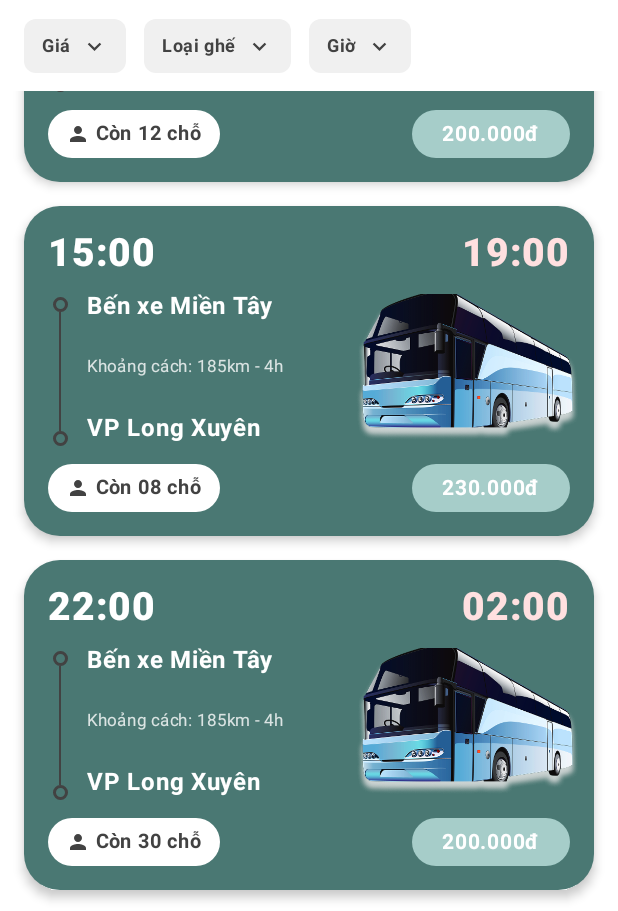
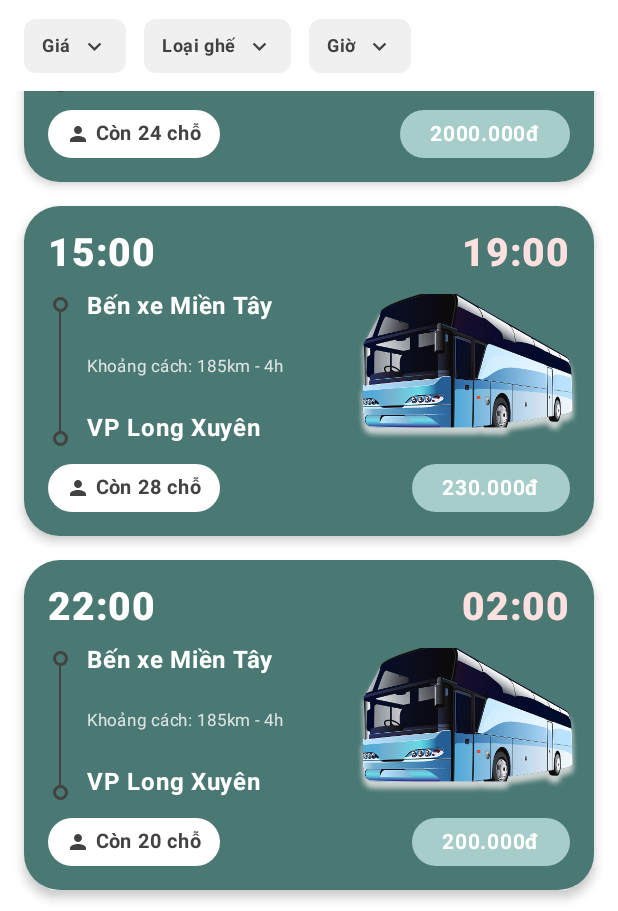
Before and after one commit to AppDatVeXe4F/4FBooking, an Android app built with Jetpack Compose: the composable FindTripScreen called with empty values, scrolled down 883 dp, on a phone screen of 412 x 824 dp. Shown: the part 322-1233 px from the top of the screen. Run offline under Robolectric (Android 15) with nearby library versions, the phone set to English and light mode, and no system bars.

Commit message:
Cập nhật chức năng trang Đặt vé

```diff
--- a/app/src/main/java/com/example/a4f/screens/booking/FindTripScreen.kt
+++ b/app/src/main/java/com/example/a4f/screens/booking/FindTripScreen.kt
@@ -79,7 +79,7 @@ fun FindTripScreen(
     // Lấy chuỗi ngày đầy đủ để hiển thị trên TopBar (Ví dụ: Thứ Hai, 21/11/2025)
     val currentTopBarDate = dateListObj.getOrNull(selectedDateIndex)?.fullDateString ?: "Đang tải..."
 
-    // --- 2. TẠO DỮ LIỆU GIẢ LẬP (6 CHUYẾN/NGÀY, KHÁC NHAU THEO NGÀY) ---
+    // --- 2. TẠO DỮ LIỆU (6 CHUYẾN/NGÀY, KHÁC NHAU THEO NGÀY) ---
     // Khi selectedDateIndex thay đổi, danh sách chuyến xe sẽ được tạo mới
     val allTrips = remember(selectedDateIndex) {
         generateMockTripsForDate(selectedDateIndex, source, destination)
@@ -198,25 +198,101 @@ fun FindTripScreen(
 
 // --- HÀM TẠO DỮ LIỆU GIẢ LẬP (6 Chuyến/Ngày) ---
 fun generateMockTripsForDate(index: Int, source: String?, dest: String?): List<Trip> {
-    // Logic: Dựa vào index (ngày thứ mấy) để thay đổi giờ chạy một chút cho khác nhau
-    // 3 trạm yêu cầu: Bến xe Miền Tây, Bến xe Hà Tiên, VP Long Xuyên
+    val startPoint = source ?: "Bến xe Miền Tây"
+    val endPoint = dest ?: "VP Long Xuyên"
+    val offset = index * 15
 
-    // Xác định trạm đi/đến dựa vào tham số hoặc mặc định
-    val start = source ?: "Bến xe Miền Tây"
-    val destination = null
-    val end = destination ?: "VP Long Xuyên"
-
-    // Tạo biến đổi giờ để mỗi ngày giờ chạy lệch nhau 1 chút (cho cảm giác dữ liệu thật)
-    val offset = index * 15 // Mỗi ngày lệch 15 phút
+    // TỔNG SỐ GHẾ CỦA XE
+    val totalSeats = 28
 
     return listOf(
-        Trip("1", "${6 + (index % 2)}:${15 + (index * 5) % 45}", start, "${10 + (index % 2)}:${15 + (index * 5) % 45}", end, "185km - 4h", "230.000đ", 20 - index, "Limousine"),
-        Trip("2", "${8 + (index % 2)}:00", start, "${12 + (index % 2)}:00", end, "185km - 4h", "230.000đ", 15 + index, "Limousine"),
-        Trip("3", "${10 + (index % 2)}:30", start, "${14 + (index % 2)}:30", end, "185km - 4h", "200.000đ", 5 + index, "Giường nằm"),
-        Trip("4", "13:${15 + offset % 45}", start, "17:${15 + offset % 45}", end, "185km - 4h", "200.000đ", 12, "Giường nằm"),
-        Trip("5", "15:00", start, "19:00", end, "185km - 4h", "230.000đ", 8, "Limousine"),
-        Trip("6", "22:00", start, "02:00", end, "185km - 4h", "200.000đ", 30, "Giường nằm")
+        Trip(
+            id = "1",
+            startTime = "${6 + (index % 2)}:${15 + (index * 5) % 45}",
+            startStation = startPoint,
+            endTime = "${10 + (index % 2)}:${15 + (index * 5) % 45}",
+            endStation = endPoint,
+            distanceTime = "185km - 4h",
+            price = "230.000đ",
+            // TÍNH TOÁN: 28 - Số ghế đã bán của chuyến 1 (4 ghế) = 24 chỗ
+            seatsAvailable = totalSeats - getSoldSeatsCount("1"),
+            seatType = "Limousine"
+        ),
+        Trip(
+            id = "2",
+            startTime = "${8 + (index % 2)}:00",
+            startStation = startPoint,
+            endTime = "${12 + (index % 2)}:00",
+            endStation = endPoint,
+            distanceTime = "185km - 4h",
+            price = "230.000đ",
+            // TÍNH TOÁN: 28 - Số ghế đã bán của chuyến 2 (6 ghế) = 22 chỗ
+            seatsAvailable = totalSeats - getSoldSeatsCount("2"),
+            seatType = "Limousine"
+        ),
+        Trip(
+            id = "3",
+            startTime = "${10 + (index % 2)}:30",
+            startStation = startPoint,
+            endTime = "${14 + (index % 2)}:30",
+            endStation = endPoint,
+            distanceTime = "185km - 4h",
+            price = "200.000đ",
+            // TÍNH TOÁN: 28 - 5 = 23 chỗ
+            seatsAvailable = totalSeats - getSoldSeatsCount("3"),
+            seatType = "Giường nằm"
+        ),
+        Trip(
+            id = "4",
+            startTime = "13:${15 + offset % 45}",
+            startStation = startPoint,
+            endTime = "17:${15 + offset % 45}",
+            endStation = endPoint,
+            distanceTime = "185km - 4h",
+            price = "2000.000đ",
+            // TÍNH TOÁN: 28 - 4 = 24 chỗ
+            seatsAvailable = totalSeats - getSoldSeatsCount("4"),
+            seatType = "Giường nằm"
+        ),
+        Trip(
+            id = "5",
+            startTime = "15:00",
+            startStation = startPoint,
+            endTime = "19:00",
+            endStation = endPoint,
+            distanceTime = "185km - 4h",
+            price = "230.000đ",
+            // TÍNH TOÁN: 28 - 0 = 28 chỗ (Trống hết)
+            seatsAvailable = totalSeats - getSoldSeatsCount("5"),
+            seatType = "Limousine"
+        ),
+        Trip(
+            id = "6",
+            startTime = "22:00",
+            startStation = startPoint,
+            endTime = "02:00",
+            endStation = endPoint,
+            distanceTime = "185km - 4h",
+            price = "200.000đ",
+            // TÍNH TOÁN: 28 - 8 = 20 chỗ
+            seatsAvailable = totalSeats - getSoldSeatsCount("6"),
+            seatType = "Giường nằm"
+        )
     )
+}
+
+// --- HÀM PHỤ TRỢ: ĐẾM SỐ GHẾ ĐÃ BÁN (LOGIC GIỐNG BÊN SELECT SEAT) ---
+fun getSoldSeatsCount(tripId: String): Int {
+    // Copy logic danh sách ghế bán từ SelectSeatScreen sang đây để đếm
+    return when (tripId) {
+        "1" -> 4  // listOf("A01", "A02", "B05", "B06").size
+        "2" -> 6  // listOf("A03", "A04", "A05", "B01", "B02", "B10").size
+        "3" -> 5  // listOf("A01", "A10", "A11", "B13", "B14").size
+        "4" -> 4  // listOf("A05", "A06", "B05", "B06").size
+        "5" -> 0  // listOf().size
+        "6" -> 8  // listOf("A01"..."A08").size
+        else -> 2 // Mặc định
+    }
 }
 
 // --- HÀM XỬ LÝ NGÀY THÁNG ---
```
Also changed, not shown: app/src/main/java/com/example/a4f/screens/booking/FillInfoScreen.kt (+81 -33 lines).
